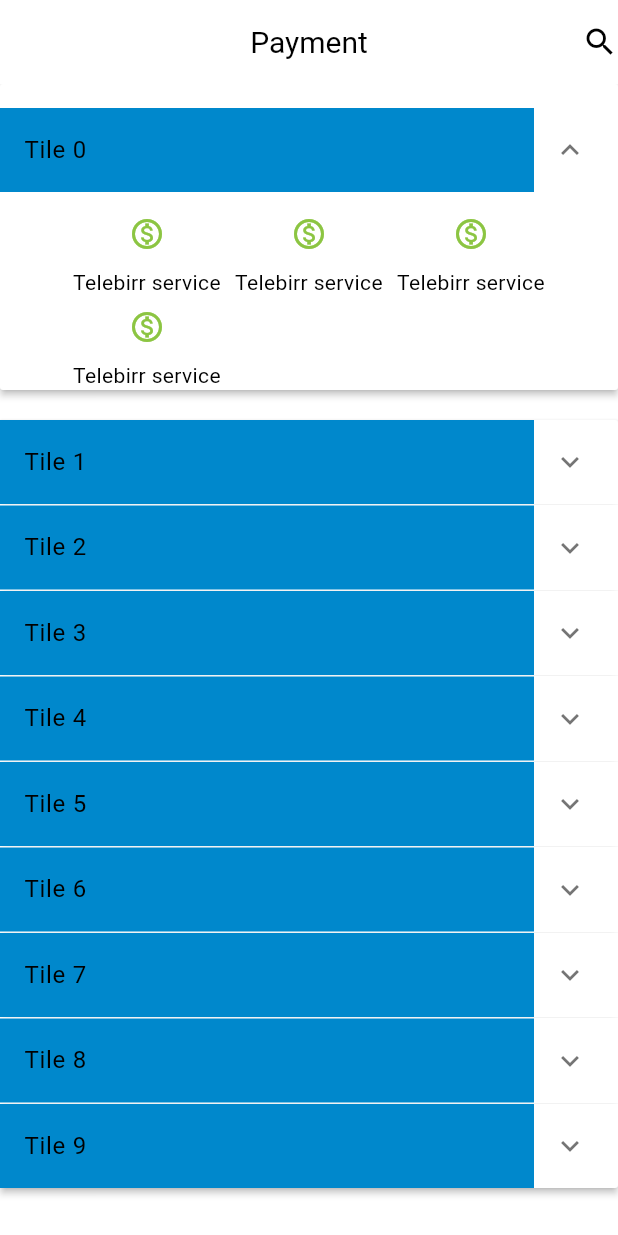
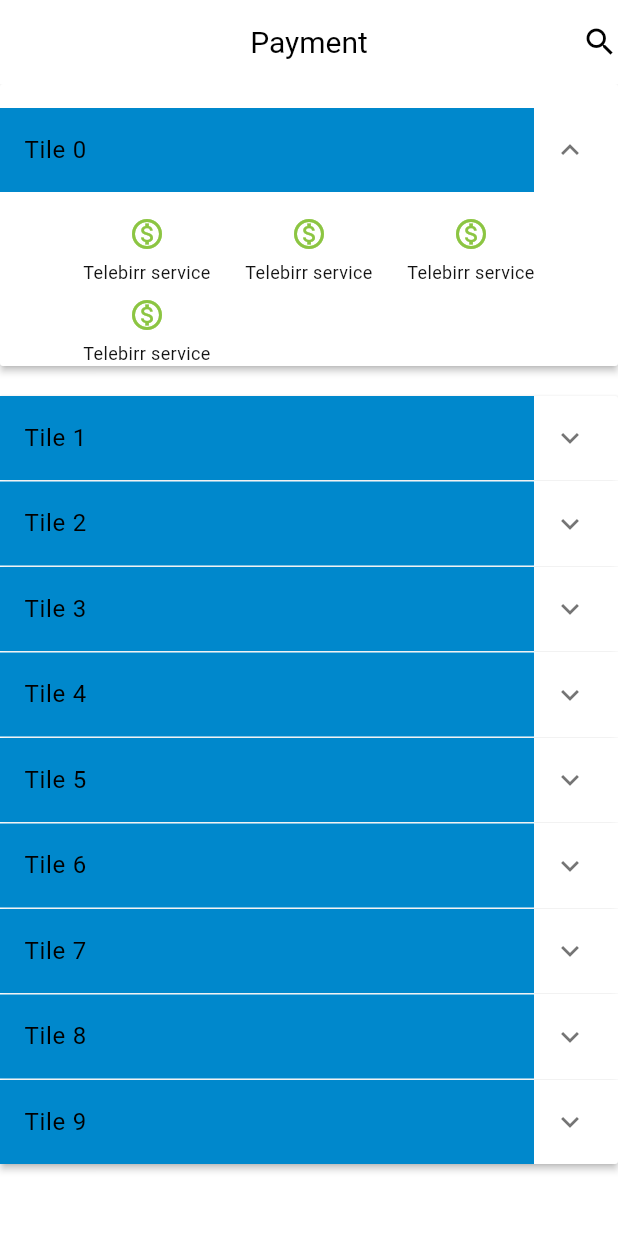
Before and after one commit to atikoo67/Telebirr, a Flutter app: the PaymentPage screen opened directly, after a tap on the "expand more" icon, on a phone screen of 412 x 824 dp. Run offline on Flutter 3.47's test engine with Material 3 defaults, Android fonts, the phone set to English and light mode, and no system bars; our stand-ins replace carousel_slider, flutter_carousel_widget, persistent_bottom_nav_bar.

Commit message:
adding style inside square card  and reduce spacing between title and logo

```diff
--- a/lib/presentation/widgets/squarecard.dart
+++ b/lib/presentation/widgets/squarecard.dart
@@ -1,4 +1,5 @@
 import 'package:flutter/material.dart';
+import 'package:telebirr/core/theme/theme.dart';
 
 class SquareCard extends StatelessWidget {
   final Widget image;
@@ -24,11 +25,15 @@
         boxShadow: boxShadow,
       ),
       child: Column(
-        mainAxisAlignment: MainAxisAlignment.center,
-        spacing: 10,
+        mainAxisAlignment: MainAxisAlignment.start,
+        spacing: 5,
         children: [
           image,
-          Text(title, textAlign: TextAlign.center),
+          Text(
+            title,
+            textAlign: TextAlign.center,
+            style: theme.textTheme.labelMedium!.copyWith(fontSize: 12),
+          ),
         ],
       ),
     );
```
